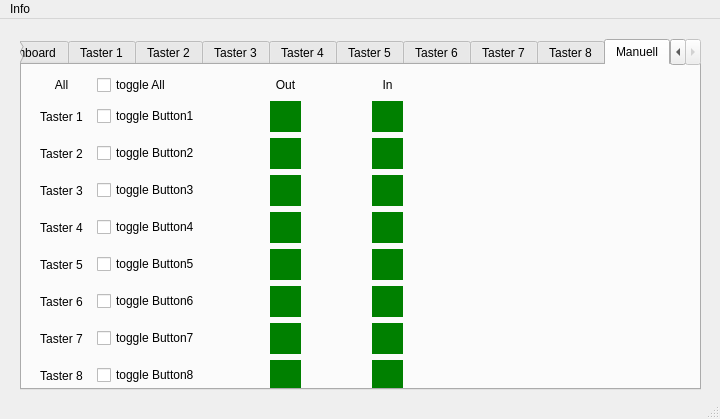
Above: Forms/TikTak.ui from joey9D/TicTac-Dashboard before the change. Below: the same form after it.
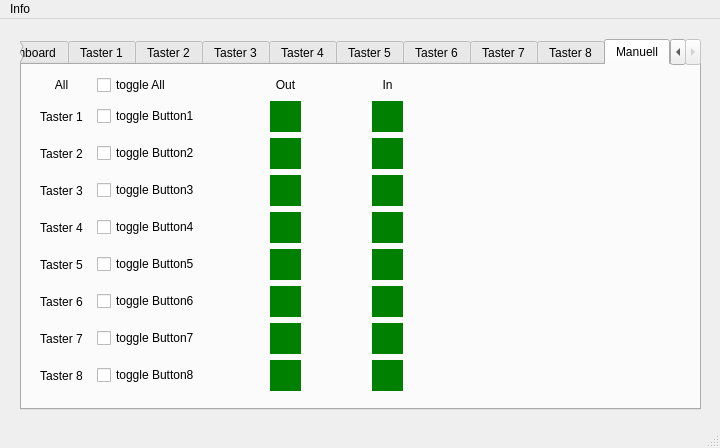
That is the form after the change. The open tabs and pages were chosen to show the change. Custom widgets are drawn as their Qt base class.

Commit message: new Mainwindow class; update Window size

```diff
--- a/Forms/TikTak.ui
+++ b/Forms/TikTak.ui
@@ -7,7 +7,7 @@
     <x>0</x>
     <y>0</y>
     <width>720</width>
-    <height>419</height>
+    <height>448</height>
    </rect>
   </property>
   <property name="windowTitle">
@@ -20,7 +20,7 @@
       <x>20</x>
       <y>20</y>
       <width>681</width>
-      <height>351</height>
+      <height>371</height>
      </rect>
     </property>
     <property name="currentIndex">
```
Left out of the diff: 2 changed lines with no effect on the pictures. The commit also changes 4 other files.
